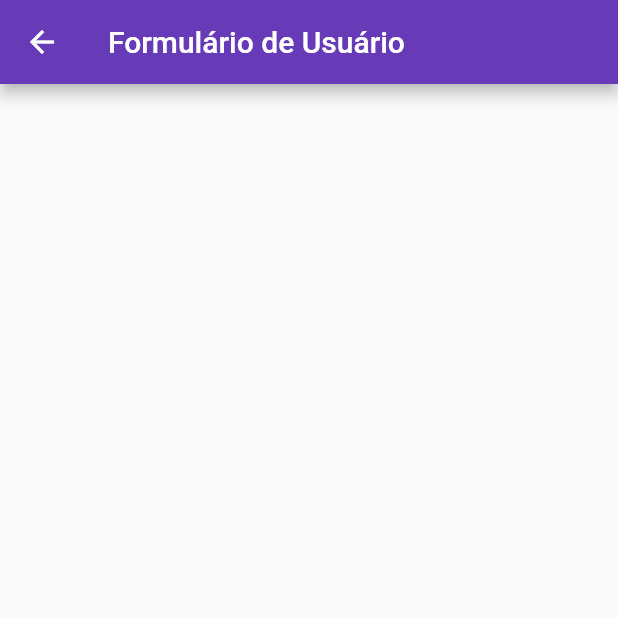
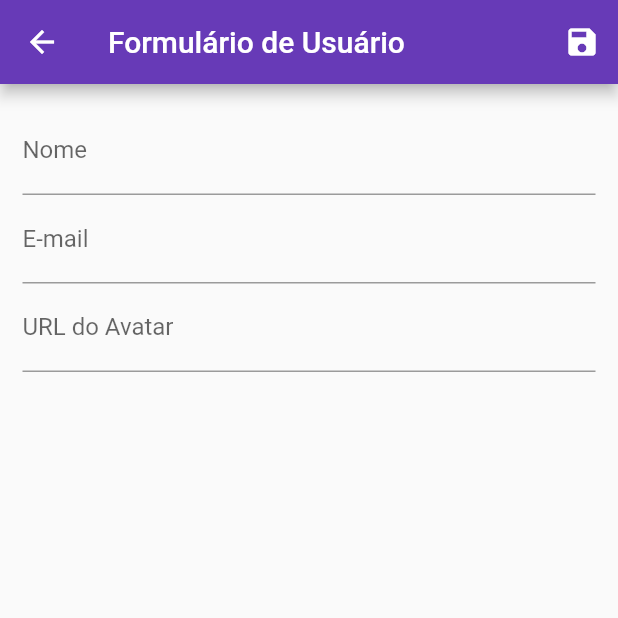
Before and after one commit to JessicaLBarbosa/crud_flutter, a Flutter app: the UserForm screen opened by its route, on a phone screen of 412 x 824 dp, the top half of it. Run offline on Flutter 3.47's test engine with Material 2 defaults, Android fonts, the phone set to English and light mode, and no system bars; network calls fail.

Commit message:
criacao da tela de formulario

```diff
--- a/crud_app/lib/views/user_form.dart
+++ b/crud_app/lib/views/user_form.dart
@@ -1,3 +1,4 @@
+import 'package:crud_app/routes/app_routes.dart';
 import 'package:flutter/material.dart';
 
 class UserForm extends StatelessWidget {
@@ -8,6 +9,32 @@ class UserForm extends StatelessWidget {
     return Scaffold(
       appBar: AppBar(
         title: Text('Formulário de Usuário'),
+        actions: [
+          IconButton(
+            icon: Icon(Icons.save),
+            onPressed: () {
+              Navigator.of(context).pop();
+            },
+          )
+        ],
+      ),
+      body: Padding(
+        padding: EdgeInsets.all(15),
+        child: Form(
+          child: Column(
+            children: [
+              TextFormField(
+                decoration: InputDecoration(labelText: 'Nome'),
+              ),
+              TextFormField(
+                decoration: InputDecoration(labelText: 'E-mail'),
+              ),
+              TextFormField(
+                decoration: InputDecoration(labelText: 'URL do Avatar'),
+              ),
+            ],
+          ),
+        ),
       ),
     );
   }
--- a/crud_app/lib/views/user_list.dart
+++ b/crud_app/lib/views/user_list.dart
@@ -18,7 +18,9 @@ class UserList extends StatelessWidget {
           IconButton(
             icon: Icon(Icons.add),
             onPressed: () {
-              Navigator.of(context).pushNamed(AppRoutes.USER_FORM);
+              Navigator.of(context).pushNamed(
+                AppRoutes.USER_FORM,
+              );
             },
           ),
         ],
```
Also changed, not shown: crud_app/lib/widgets/user_tile.dart (+7 -1 lines).
